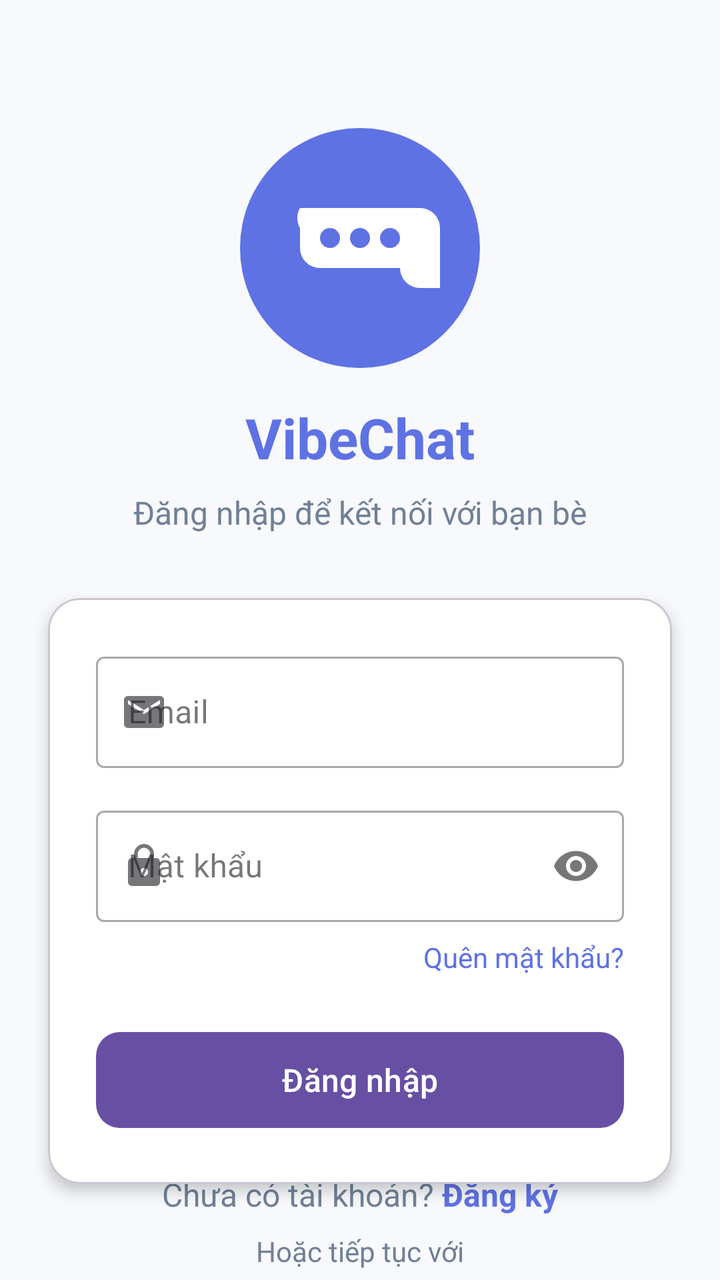
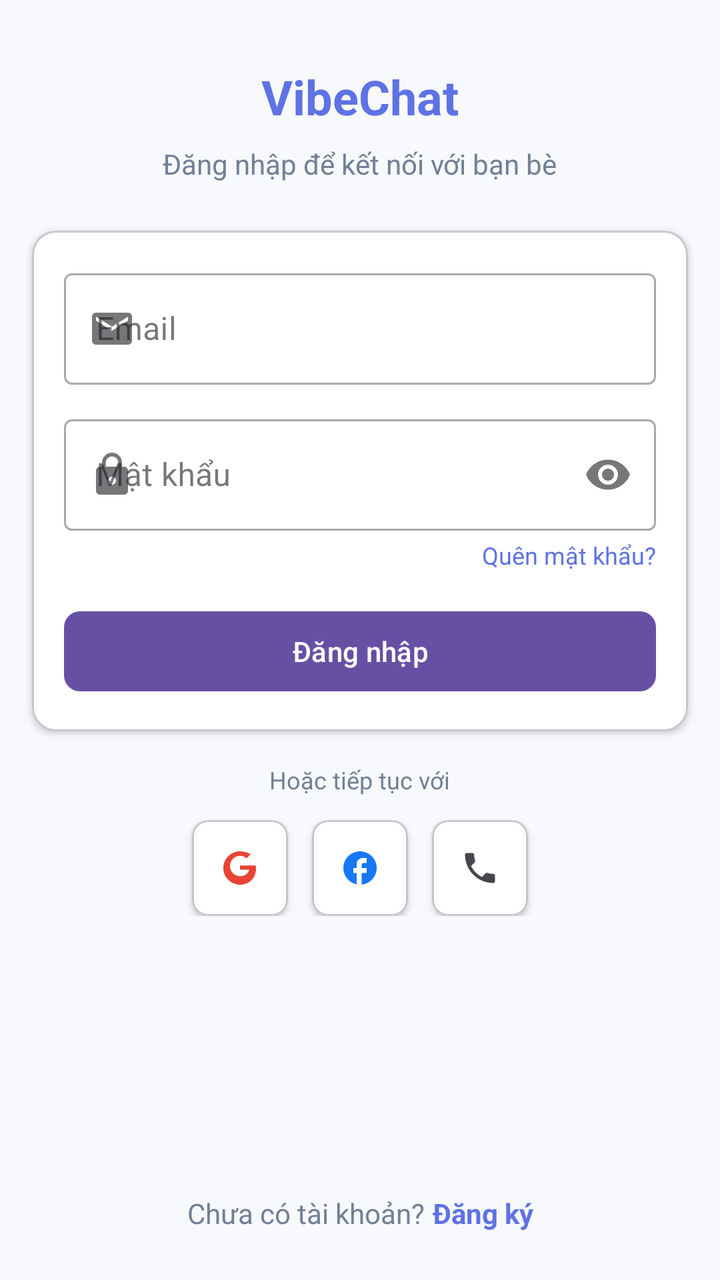

Before-and-after screenshots of an Android layout around one commit, followed by the original layout XML and the change that was made.
<!-- AndroidManifest.xml: application theme Theme.VibeChat -->
<!-- res/layout/activity_login.xml -->
<?xml version="1.0" encoding="utf-8"?>
<androidx.constraintlayout.widget.ConstraintLayout xmlns:android="http://schemas.android.com/apk/res/android"
    xmlns:app="http://schemas.android.com/apk/res-auto"
    android:layout_width="match_parent"
    android:layout_height="match_parent"
    android:background="@color/colorBackground">

    <ImageView
        android:id="@+id/logoImageView"
        android:layout_width="120dp"
        android:layout_height="120dp"
        android:layout_marginTop="64dp"
        android:src="@drawable/chat_logo"
        android:contentDescription="@string/app_logo"
        app:layout_constraintEnd_toEndOf="parent"
        app:layout_constraintStart_toStartOf="parent"
        app:layout_constraintTop_toTopOf="parent" />

    <TextView
        android:id="@+id/titleTextView"
        android:layout_width="wrap_content"
        android:layout_height="wrap_content"
        android:layout_marginTop="16dp"
        android:text="@string/app_name"
        android:textColor="@color/colorPrimary"
        android:textSize="28sp"
        android:textStyle="bold"
        app:layout_constraintEnd_toEndOf="parent"
        app:layout_constraintStart_toStartOf="parent"
        app:layout_constraintTop_toBottomOf="@id/logoImageView" />

    <TextView
        android:id="@+id/subtitleTextView"
        android:layout_width="wrap_content"
        android:layout_height="wrap_content"
        android:layout_marginTop="8dp"
        android:text="@string/login_subtitle"
        android:textColor="@color/colorTextSecondary"
        android:textSize="16sp"
        app:layout_constraintEnd_toEndOf="parent"
        app:layout_constraintStart_toStartOf="parent"
        app:layout_constraintTop_toBottomOf="@id/titleTextView" />

    <com.google.android.material.card.MaterialCardView
        android:id="@+id/loginCardView"
        android:layout_width="0dp"
        android:layout_height="wrap_content"
        android:layout_marginStart="24dp"
        android:layout_marginTop="32dp"
        android:layout_marginEnd="24dp"
        app:cardBackgroundColor="@color/colorSurface"
        app:cardCornerRadius="16dp"
        app:cardElevation="4dp"
        app:layout_constraintEnd_toEndOf="parent"
        app:layout_constraintStart_toStartOf="parent"
        app:layout_constraintTop_toBottomOf="@id/subtitleTextView">

        <LinearLayout
            android:layout_width="match_parent"
            android:layout_height="wrap_content"
            android:orientation="vertical"
            android:padding="24dp">

            <com.google.android.material.textfield.TextInputLayout
                android:id="@+id/emailInputLayout"
                style="@style/Widget.MaterialComponents.TextInputLayout.OutlinedBox"
                android:layout_width="match_parent"
                android:layout_height="wrap_content"
                android:hint="@string/email"
                app:startIconDrawable="@drawable/ic_email">

                <com.google.android.material.textfield.TextInputEditText
                    android:id="@+id/emailEditText"
                    android:layout_width="match_parent"
                    android:layout_height="wrap_content"
                    android:inputType="textEmailAddress" />
            </com.google.android.material.textfield.TextInputLayout>

            <com.google.android.material.textfield.TextInputLayout
                android:id="@+id/passwordInputLayout"
                style="@style/Widget.MaterialComponents.TextInputLayout.OutlinedBox"
                android:layout_width="match_parent"
                android:layout_height="wrap_content"
                android:layout_marginTop="16dp"
                android:hint="@string/password"
                app:endIconMode="password_toggle"
                app:startIconDrawable="@drawable/ic_lock">

                <com.google.android.material.textfield.TextInputEditText
                    android:id="@+id/passwordEditText"
                    android:layout_width="match_parent"
                    android:layout_height="wrap_content"
                    android:inputType="textPassword" />
            </com.google.android.material.textfield.TextInputLayout>

            <TextView
                android:id="@+id/forgotPasswordTextView"
                android:layout_width="wrap_content"
                android:layout_height="wrap_content"
                android:layout_gravity="end"
                android:layout_marginTop="8dp"
                android:text="@string/forgot_password"
                android:textColor="@color/colorPrimary"
                android:textSize="14sp" />

            <com.google.android.material.button.MaterialButton
                android:id="@+id/loginButton"
                android:layout_width="match_parent"
                android:layout_height="56dp"
                android:layout_marginTop="24dp"
                android:text="@string/login"
                android:textAllCaps="false"
                android:textSize="16sp"
                app:cornerRadius="12dp" />
        </LinearLayout>
    </com.google.android.material.card.MaterialCardView>

    <LinearLayout
        android:id="@+id/socialLoginLayout"
        android:layout_width="0dp"
        android:layout_height="wrap_content"
        android:layout_marginStart="24dp"
        android:layout_marginTop="24dp"
        android:layout_marginEnd="24dp"
        android:gravity="center"
        android:orientation="vertical"
        app:layout_constraintEnd_toEndOf="parent"
        app:layout_constraintStart_toStartOf="parent"
        app:layout_constraintTop_toBottomOf="@id/loginCardView">

        <TextView
            android:layout_width="wrap_content"
            android:layout_height="wrap_content"
            android:text="@string/or_continue_with"
            android:textColor="@color/colorTextSecondary"
            android:textSize="14sp" />

        <LinearLayout
            android:layout_width="match_parent"
            android:layout_height="wrap_content"
            android:layout_marginTop="16dp"
            android:gravity="center"
            android:orientation="horizontal">

            <com.google.android.material.card.MaterialCardView
                android:id="@+id/googleLoginButton"
                android:layout_width="60dp"
                android:layout_height="60dp"
                android:layout_marginEnd="16dp"
                app:cardBackgroundColor="@color/colorSurface"
                app:cardCornerRadius="12dp"
                app:cardElevation="2dp">

                <ImageView
                    android:layout_width="24dp"
                    android:layout_height="24dp"
                    android:layout_gravity="center"
                    android:contentDescription="@string/google_login"
                    android:src="@drawable/ic_google" />
            </com.google.android.material.card.MaterialCardView>

            <com.google.android.material.card.MaterialCardView
                android:id="@+id/facebookLoginButton"
                android:layout_width="60dp"
                android:layout_height="60dp"
                android:layout_marginEnd="16dp"
                app:cardBackgroundColor="@color/colorSurface"
                app:cardCornerRadius="12dp"
                app:cardElevation="2dp">

                <ImageView
                    android:layout_width="24dp"
                    android:layout_height="24dp"
                    android:layout_gravity="center"
                    android:contentDescription="@string/facebook_login"
                    android:src="@drawable/ic_facebook" />
            </com.google.android.material.card.MaterialCardView>

            <com.google.android.material.card.MaterialCardView
                android:id="@+id/phoneLoginButton"
                android:layout_width="60dp"
                android:layout_height="60dp"
                app:cardBackgroundColor="@color/colorSurface"
                app:cardCornerRadius="12dp"
                app:cardElevation="2dp">

                <ImageView
                    android:layout_width="24dp"
                    android:layout_height="24dp"
                    android:layout_gravity="center"
                    android:contentDescription="@string/phone_login"
                    android:src="@drawable/ic_phone" />
            </com.google.android.material.card.MaterialCardView>
        </LinearLayout>
    </LinearLayout>

    <LinearLayout
        android:layout_width="wrap_content"
        android:layout_height="wrap_content"
        android:layout_marginBottom="32dp"
        android:gravity="center"
        android:orientation="horizontal"
        app:layout_constraintBottom_toBottomOf="parent"
        app:layout_constraintEnd_toEndOf="parent"
        app:layout_constraintStart_toStartOf="parent">

        <TextView
            android:layout_width="wrap_content"
            android:layout_height="wrap_content"
            android:text="@string/dont_have_account"
            android:textColor="@color/colorTextSecondary"
            android:textSize="16sp" />

        <TextView
            android:id="@+id/registerTextView"
            android:layout_width="wrap_content"
            android:layout_height="wrap_content"
            android:layout_marginStart="4dp"
            android:text="@string/register"
            android:textColor="@color/colorPrimary"
            android:textSize="16sp"
            android:textStyle="bold" />
    </LinearLayout>

    <ProgressBar
        android:id="@+id/progressBar"
        android:layout_width="wrap_content"
        android:layout_height="wrap_content"
        android:visibility="gone"
        app:layout_constraintBottom_toBottomOf="parent"
        app:layout_constraintEnd_toEndOf="parent"
        app:layout_constraintStart_toStartOf="parent"
        app:layout_constraintTop_toTopOf="parent" />

</androidx.constraintlayout.widget.ConstraintLayout>
<!-- resources referenced by this layout -->
<resources>
  <color name="colorBackground">#F7F9FC</color>
  <color name="colorPrimary">#5E72E4</color>
  <color name="colorSurface">#FFFFFF</color>
  <color name="colorTextSecondary">#718096</color>
  <!-- drawable chat_logo (drawable) -->
  <vector xmlns:android="http://schemas.android.com/apk/res/android"
      android:width="120dp"
      android:height="120dp"
      android:viewportWidth="120"
      android:viewportHeight="120">
      <path
          android:pathData="M60,60m-60,0a60,60 0,1 1,120 0a60,60 0,1 1,-120 0"
          android:fillColor="#5E72E4"/>
      <path
          android:pathData="M30,40L90,40A10,10 0,0 1,100 50L100 80L90,80A10,10 0,0 1,80 70L80,70L40,70A10,10 0,0 1,30 60L30,50A10,10 0,0 1,30 40z"
          android:fillColor="#FFFFFF"/>
      <path
          android:pathData="M45,55m-5,0a5,5 0,1 1,10 0a5,5 0,1 1,-10 0"
          android:fillColor="#5E72E4"/>
      <path
          android:pathData="M60,55m-5,0a5,5 0,1 1,10 0a5,5 0,1 1,-10 0"
          android:fillColor="#5E72E4"/>
      <path
          android:pathData="M75,55m-5,0a5,5 0,1 1,10 0a5,5 0,1 1,-10 0"
          android:fillColor="#5E72E4"/>
  </vector>
  <!-- drawable ic_email (drawable) -->
  <vector xmlns:android="http://schemas.android.com/apk/res/android"
      android:width="24dp"
      android:height="24dp"
      android:viewportWidth="24"
      android:viewportHeight="24"
      android:tint="?attr/colorControlNormal">
      <path
          android:fillColor="@android:color/white"
          android:pathData="M20,4L4,4c-1.1,0 -1.99,0.9 -1.99,2L2,18c0,1.1 0.9,2 2,2h16c1.1,0 2,-0.9 2,-2L22,6c0,-1.1 -0.9,-2 -2,-2zM20,8l-8,5 -8,-5L4,6l8,5 8,-5v2z"/>
  </vector>
  <!-- drawable ic_facebook (drawable) -->
  <vector xmlns:android="http://schemas.android.com/apk/res/android"
      android:width="24dp"
      android:height="24dp"
      android:viewportWidth="24"
      android:viewportHeight="24">
      <path
          android:fillColor="#1877F2"
          android:pathData="M22,12c0,-5.52 -4.48,-10 -10,-10S2,6.48 2,12c0,4.84 3.44,8.87 8,9.8V15H8v-3h2V9.5C10,7.57 11.57,6 13.5,6H16v3h-2c-0.55,0 -1,0.45 -1,1v2h3v3h-3v6.95C18.05,21.45 22,17.19 22,12z"/>
  </vector>
  <!-- drawable ic_google (drawable) -->
  <vector xmlns:android="http://schemas.android.com/apk/res/android"
      android:width="24dp"
      android:height="24dp"
      android:viewportWidth="24"
      android:viewportHeight="24">
      <path
          android:fillColor="#EA4335"
          android:pathData="M12,11v2h5.5c-0.2,1.3 -1.6,3.9 -5.5,3.9 -3.3,0 -6,-2.7 -6,-6.1s2.7,-6.1 6,-6.1c1.9,0 3.2,0.8 3.9,1.5l2.6,-2.5C16.4,2.7 14.4,2 12,2 6.5,2 2,6.5 2,12s4.5,10 10,10c5.8,0 9.6,-4.1 9.6,-9.8 0,-0.7 -0.1,-1.2 -0.2,-1.7H12z"/>
  </vector>
  <string name="app_logo">Logo ứng dụng</string>
  <string name="app_name">VibeChat</string>
  <string name="dont_have_account">Chưa có tài khoản?</string>
  <string name="email">Email</string>
  <string name="facebook_login">Đăng nhập với Facebook</string>
  <string name="forgot_password">Quên mật khẩu?</string>
  <string name="google_login">Đăng nhập với Google</string>
  <string name="login">Đăng nhập</string>
  <string name="login_subtitle">Đăng nhập để kết nối với bạn bè</string>
  <string name="or_continue_with">Hoặc tiếp tục với</string>
  <string name="password">Mật khẩu</string>
  <string name="phone_login">Đăng nhập với số điện thoại</string>
  <string name="register">Đăng ký</string>
  <style name="Theme.VibeChat" parent="Base.Theme.VibeChat" />
  <style name="Base.Theme.VibeChat" parent="Theme.Material3.DayNight.NoActionBar">
          
          
      </style>
  <!-- unchanged entries left out for length: 2 -->
</resources>

<!-- the commit's change to res/layout/activity_login.xml (unified diff, before → after) -->
@@ -5,29 +5,18 @@
     android:layout_height="match_parent"
     android:background="@color/colorBackground">
 
-    <ImageView
-        android:id="@+id/logoImageView"
-        android:layout_width="120dp"
-        android:layout_height="120dp"
-        android:layout_marginTop="64dp"
-        android:src="@drawable/chat_logo"
-        android:contentDescription="@string/app_logo"
-        app:layout_constraintEnd_toEndOf="parent"
-        app:layout_constraintStart_toStartOf="parent"
-        app:layout_constraintTop_toTopOf="parent" />
-
     <TextView
         android:id="@+id/titleTextView"
         android:layout_width="wrap_content"
         android:layout_height="wrap_content"
-        android:layout_marginTop="16dp"
+        android:layout_marginTop="32dp"
         android:text="@string/app_name"
         android:textColor="@color/colorPrimary"
-        android:textSize="28sp"
+        android:textSize="24sp"
         android:textStyle="bold"
         app:layout_constraintEnd_toEndOf="parent"
         app:layout_constraintStart_toStartOf="parent"
-        app:layout_constraintTop_toBottomOf="@id/logoImageView" />
+        app:layout_constraintTop_toTopOf="parent" />
 
     <TextView
         android:id="@+id/subtitleTextView"
@@ -36,7 +25,7 @@
         android:layout_marginTop="8dp"
         android:text="@string/login_subtitle"
         android:textColor="@color/colorTextSecondary"
-        android:textSize="16sp"
+        android:textSize="14sp"
         app:layout_constraintEnd_toEndOf="parent"
         app:layout_constraintStart_toStartOf="parent"
         app:layout_constraintTop_toBottomOf="@id/titleTextView" />
@@ -45,12 +34,12 @@
         android:id="@+id/loginCardView"
         android:layout_width="0dp"
         android:layout_height="wrap_content"
-        android:layout_marginStart="24dp"
-        android:layout_marginTop="32dp"
-        android:layout_marginEnd="24dp"
+        android:layout_marginStart="16dp"
+        android:layout_marginTop="24dp"
+        android:layout_marginEnd="16dp"
         app:cardBackgroundColor="@color/colorSurface"
-        app:cardCornerRadius="16dp"
-        app:cardElevation="4dp"
+        app:cardCornerRadius="12dp"
+        app:cardElevation="2dp"
         app:layout_constraintEnd_toEndOf="parent"
         app:layout_constraintStart_toStartOf="parent"
         app:layout_constraintTop_toBottomOf="@id/subtitleTextView">
@@ -59,7 +48,7 @@
             android:layout_width="match_parent"
             android:layout_height="wrap_content"
             android:orientation="vertical"
-            android:padding="24dp">
+            android:padding="16dp">
 
             <com.google.android.material.textfield.TextInputLayout
                 android:id="@+id/emailInputLayout"
@@ -81,7 +70,7 @@
                 style="@style/Widget.MaterialComponents.TextInputLayout.OutlinedBox"
                 android:layout_width="match_parent"
                 android:layout_height="wrap_content"
-                android:layout_marginTop="16dp"
+                android:layout_marginTop="12dp"
                 android:hint="@string/password"
                 app:endIconMode="password_toggle"
                 app:startIconDrawable="@drawable/ic_lock">
@@ -98,20 +87,20 @@
                 android:layout_width="wrap_content"
                 android:layout_height="wrap_content"
                 android:layout_gravity="end"
-                android:layout_marginTop="8dp"
+                android:layout_marginTop="4dp"
                 android:text="@string/forgot_password"
                 android:textColor="@color/colorPrimary"
-                android:textSize="14sp" />
+                android:textSize="12sp" />
 
             <com.google.android.material.button.MaterialButton
                 android:id="@+id/loginButton"
                 android:layout_width="match_parent"
-                android:layout_height="56dp"
-                android:layout_marginTop="24dp"
+                android:layout_height="48dp"
+                android:layout_marginTop="16dp"
                 android:text="@string/login"
                 android:textAllCaps="false"
-                android:textSize="16sp"
-                app:cornerRadius="12dp" />
+                android:textSize="14sp"
+                app:cornerRadius="8dp" />
         </LinearLayout>
     </com.google.android.material.card.MaterialCardView>
 
@@ -119,9 +108,9 @@
         android:id="@+id/socialLoginLayout"
         android:layout_width="0dp"
         android:layout_height="wrap_content"
-        android:layout_marginStart="24dp"
-        android:layout_marginTop="24dp"
-        android:layout_marginEnd="24dp"
+        android:layout_marginStart="16dp"
+        android:layout_marginTop="16dp"
+        android:layout_marginEnd="16dp"
         android:gravity="center"
         android:orientation="vertical"
         app:layout_constraintEnd_toEndOf="parent"
@@ -133,27 +122,27 @@
             android:layout_height="wrap_content"
             android:text="@string/or_continue_with"
             android:textColor="@color/colorTextSecondary"
-            android:textSize="14sp" />
+            android:textSize="12sp" />
 
         <LinearLayout
             android:layout_width="match_parent"
             android:layout_height="wrap_content"
-            android:layout_marginTop="16dp"
+            android:layout_marginTop="12dp"
             android:gravity="center"
             android:orientation="horizontal">
 
             <com.google.android.material.card.MaterialCardView
                 android:id="@+id/googleLoginButton"
-                android:layout_width="60dp"
-                android:layout_height="60dp"
-                android:layout_marginEnd="16dp"
+                android:layout_width="48dp"
+                android:layout_height="48dp"
+                android:layout_marginEnd="12dp"
                 app:cardBackgroundColor="@color/colorSurface"
-                app:cardCornerRadius="12dp"
+                app:cardCornerRadius="8dp"
                 app:cardElevation="2dp">
 
                 <ImageView
-                    android:layout_width="24dp"
-                    android:layout_height="24dp"
+                    android:layout_width="20dp"
+                    android:layout_height="20dp"
                     android:layout_gravity="center"
                     android:contentDescription="@string/google_login"
                     android:src="@drawable/ic_google" />
@@ -161,16 +150,16 @@
 
             <com.google.android.material.card.MaterialCardView
                 android:id="@+id/facebookLoginButton"
-                android:layout_width="60dp"
-                android:layout_height="60dp"
-                android:layout_marginEnd="16dp"
+                android:layout_width="48dp"
+                android:layout_height="48dp"
+                android:layout_marginEnd="12dp"
                 app:cardBackgroundColor="@color/colorSurface"
-                app:cardCornerRadius="12dp"
+                app:cardCornerRadius="8dp"
                 app:cardElevation="2dp">
 
                 <ImageView
-                    android:layout_width="24dp"
-                    android:layout_height="24dp"
+                    android:layout_width="20dp"
+                    android:layout_height="20dp"
                     android:layout_gravity="center"
                     android:contentDescription="@string/facebook_login"
                     android:src="@drawable/ic_facebook" />
@@ -178,15 +167,15 @@
 
             <com.google.android.material.card.MaterialCardView
                 android:id="@+id/phoneLoginButton"
-                android:layout_width="60dp"
-                android:layout_height="60dp"
+                android:layout_width="48dp"
+                android:layout_height="48dp"
                 app:cardBackgroundColor="@color/colorSurface"
-                app:cardCornerRadius="12dp"
+                app:cardCornerRadius="8dp"
                 app:cardElevation="2dp">
 
                 <ImageView
-                    android:layout_width="24dp"
-                    android:layout_height="24dp"
+                    android:layout_width="20dp"
+                    android:layout_height="20dp"
                     android:layout_gravity="center"
                     android:contentDescription="@string/phone_login"
                     android:src="@drawable/ic_phone" />
@@ -197,7 +186,7 @@
     <LinearLayout
         android:layout_width="wrap_content"
         android:layout_height="wrap_content"
-        android:layout_marginBottom="32dp"
+        android:layout_marginBottom="24dp"
         android:gravity="center"
         android:orientation="horizontal"
         app:layout_constraintBottom_toBottomOf="parent"
@@ -209,7 +198,7 @@
             android:layout_height="wrap_content"
             android:text="@string/dont_have_account"
             android:textColor="@color/colorTextSecondary"
-            android:textSize="16sp" />
+            android:textSize="14sp" />
 
         <TextView
             android:id="@+id/registerTextView"
@@ -218,7 +207,7 @@
             android:layout_marginStart="4dp"
             android:text="@string/register"
             android:textColor="@color/colorPrimary"
-            android:textSize="16sp"
+            android:textSize="14sp"
             android:textStyle="bold" />
     </LinearLayout>
 
<!-- resource entries referenced after the edit -->
@@ -4,28 +4,6 @@
   <color name="colorPrimary">#5E72E4</color>
   <color name="colorSurface">#FFFFFF</color>
   <color name="colorTextSecondary">#718096</color>
-  <!-- drawable chat_logo (drawable) -->
-  <vector xmlns:android="http://schemas.android.com/apk/res/android"
-      android:width="120dp"
-      android:height="120dp"
-      android:viewportWidth="120"
-      android:viewportHeight="120">
-      <path
-          android:pathData="M60,60m-60,0a60,60 0,1 1,120 0a60,60 0,1 1,-120 0"
-          android:fillColor="#5E72E4"/>
-      <path
-          android:pathData="M30,40L90,40A10,10 0,0 1,100 50L100 80L90,80A10,10 0,0 1,80 70L80,70L40,70A10,10 0,0 1,30 60L30,50A10,10 0,0 1,30 40z"
-          android:fillColor="#FFFFFF"/>
-      <path
-          android:pathData="M45,55m-5,0a5,5 0,1 1,10 0a5,5 0,1 1,-10 0"
-          android:fillColor="#5E72E4"/>
-      <path
-          android:pathData="M60,55m-5,0a5,5 0,1 1,10 0a5,5 0,1 1,-10 0"
-          android:fillColor="#5E72E4"/>
-      <path
-          android:pathData="M75,55m-5,0a5,5 0,1 1,10 0a5,5 0,1 1,-10 0"
-          android:fillColor="#5E72E4"/>
-  </vector>
   <!-- drawable ic_email (drawable) -->
   <vector xmlns:android="http://schemas.android.com/apk/res/android"
       android:width="24dp"
@@ -57,7 +35,6 @@
           android:fillColor="#EA4335"
           android:pathData="M12,11v2h5.5c-0.2,1.3 -1.6,3.9 -5.5,3.9 -3.3,0 -6,-2.7 -6,-6.1s2.7,-6.1 6,-6.1c1.9,0 3.2,0.8 3.9,1.5l2.6,-2.5C16.4,2.7 14.4,2 12,2 6.5,2 2,6.5 2,12s4.5,10 10,10c5.8,0 9.6,-4.1 9.6,-9.8 0,-0.7 -0.1,-1.2 -0.2,-1.7H12z"/>
   </vector>
-  <string name="app_logo">Logo ứng dụng</string>
   <string name="app_name">VibeChat</string>
   <string name="dont_have_account">Chưa có tài khoản?</string>
   <string name="email">Email</string>
